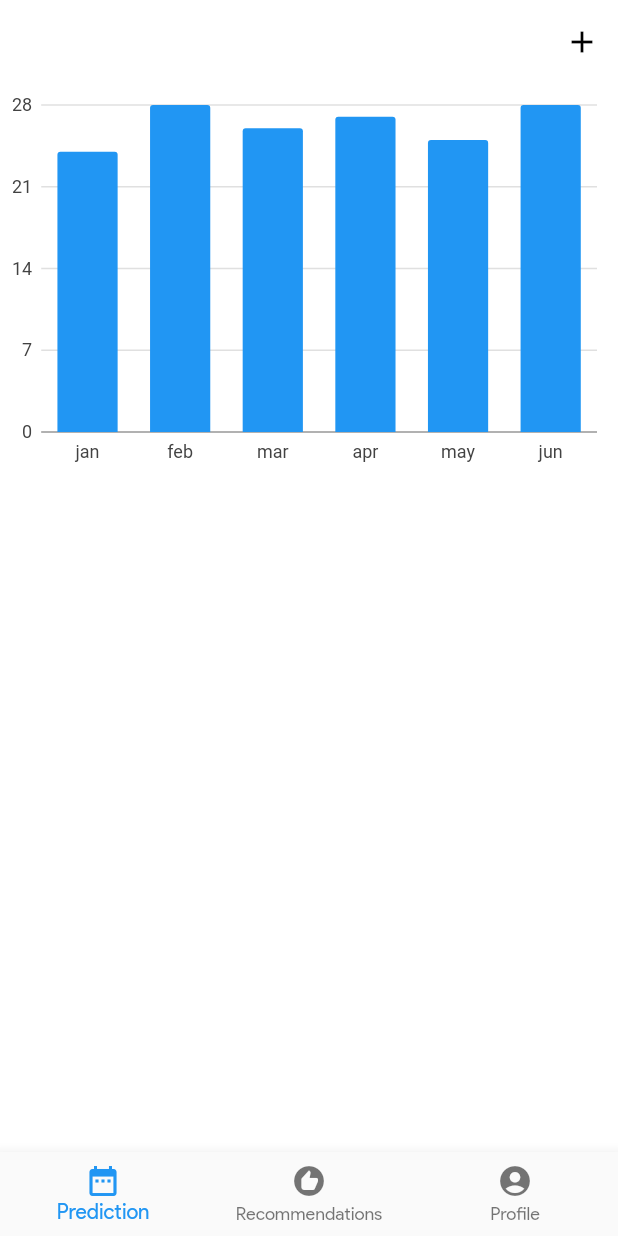
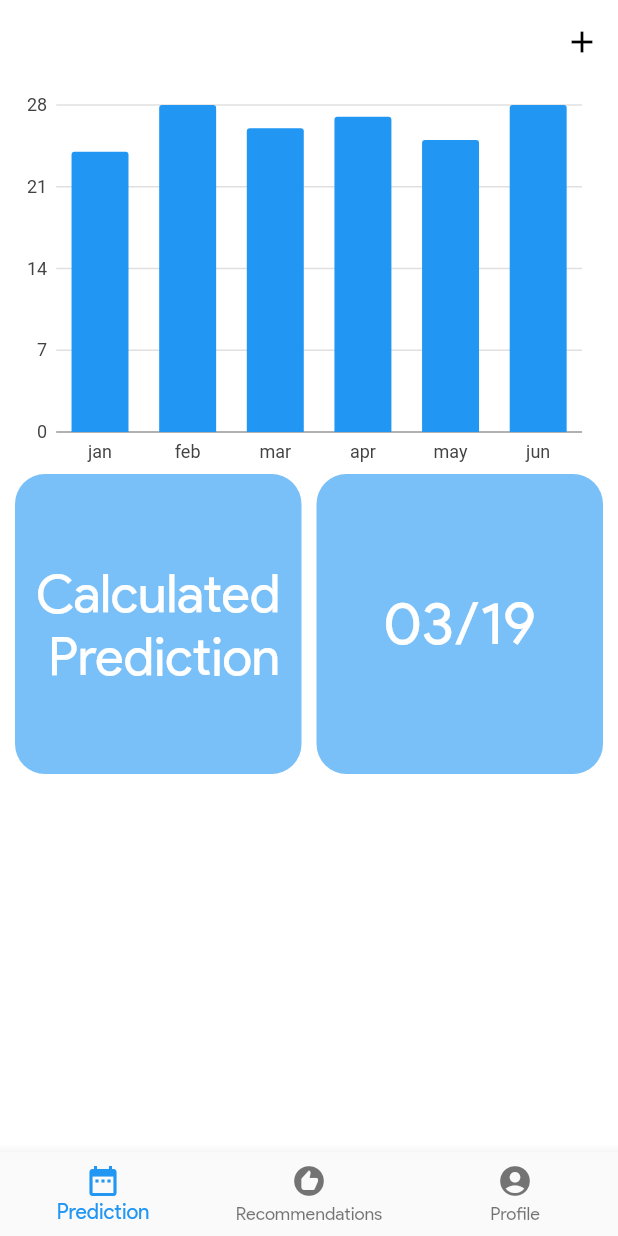
Before and after one commit to Mystic-Trooper/Red-Days, a Flutter app: the screen it shows after launch, on a phone screen of 412 x 824 dp. Run offline on Flutter 3.47's test engine with Material 2 defaults, Android fonts, the phone set to English and light mode, and no system bars; our stand-ins replace charts_flutter, datetime_picker_formfield, flutter_icons, flutter_screenutil, flutter_svg.

Commit message:
Refactored prediction screen from Home Screen

```diff
--- a/lib/Screen/Home/home_screen.dart
+++ b/lib/Screen/Home/home_screen.dart
@@ -1,8 +1,8 @@
 import "package:flutter/material.dart";
 import 'package:womenism/Constant/colors.dart';
+import '../../Screen/Prediction/prediction_screen.dart';
 import 'package:womenism/Screen/Profile/profile_screen.dart';
 import '../../Screen/NewPeriod/add_period_screen.dart';
-import 'package:womenism/Widget/homescreen/h_s_BarGraphTrack.dart';
 
 class HomeScreen extends StatefulWidget {
   @override
@@ -28,11 +28,7 @@ class _HomeScreenState extends State<HomeScreen> {
       body: selectedPageIndex == 2
           ? ProfileScreen()
           : selectedPageIndex == 0
-              //ToDo: Add your scaffold screen here- Prediction
-              ? Container(
-                  child: BarGraphTrack(),
-                  height: 260,
-                )
+              ? PredictionScreen()
               : selectedPageIndex == 1
                   //ToDo: Add your scaffold screen here- Recomendation
                   ? Container(
--- /dev/null
+++ b/lib/Screen/Prediction/prediction_screen.dart
@@ -0,0 +1,65 @@
+import 'package:flutter/material.dart';
+import '../../Widget/homescreen/h_s_BarGraphTrack.dart';
+
+class PredictionScreen extends StatelessWidget {
+  @override
+  Widget build(BuildContext context) {
+    return Scaffold(
+      body: Column(
+        children: [
+          Container(
+            child: BarGraphTrack(),
+            height: 260,
+            margin: EdgeInsets.symmetric(horizontal: 10),
+          ),
+          Container(
+            margin: EdgeInsets.symmetric(horizontal: 10),
+            child: Row(
+                mainAxisAlignment: MainAxisAlignment.spaceEvenly,
+                children: [
+                  Expanded(
+                    child: Container(
+                      decoration: BoxDecoration(
+                        color: Colors.blue.withOpacity(0.6),
+                        borderRadius: BorderRadius.circular(20),
+                      ),
+                      height: 200,
+                      alignment: Alignment.center,
+                      child: Text(
+                        'Calculated \n Prediction',
+                        textAlign: TextAlign.center,
+                        style: TextStyle(
+                          color: Colors.white,
+                          fontSize: 35,
+                        ),
+                      ),
+                    ),
+                  ),
+                  SizedBox(
+                    width: 10,
+                  ),
+                  Expanded(
+                    child: Container(
+                      decoration: BoxDecoration(
+                        color: Colors.blue.withOpacity(0.6),
+                        borderRadius: BorderRadius.circular(20),
+                      ),
+                      height: 200,
+                      alignment: Alignment.center,
+                      child: Text(
+                        '03/19',
+                        textAlign: TextAlign.center,
+                        style: TextStyle(
+                          color: Colors.white,
+                          fontSize: 40,
+                        ),
+                      ),
+                    ),
+                  ),
+                ]),
+          ),
+        ],
+      ),
+    );
+  }
+}
```
